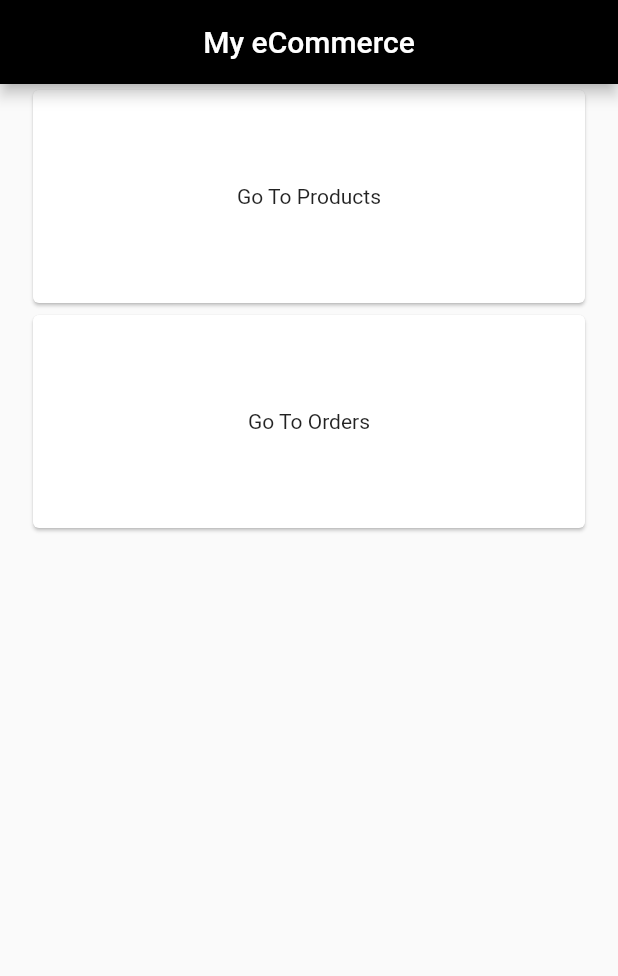
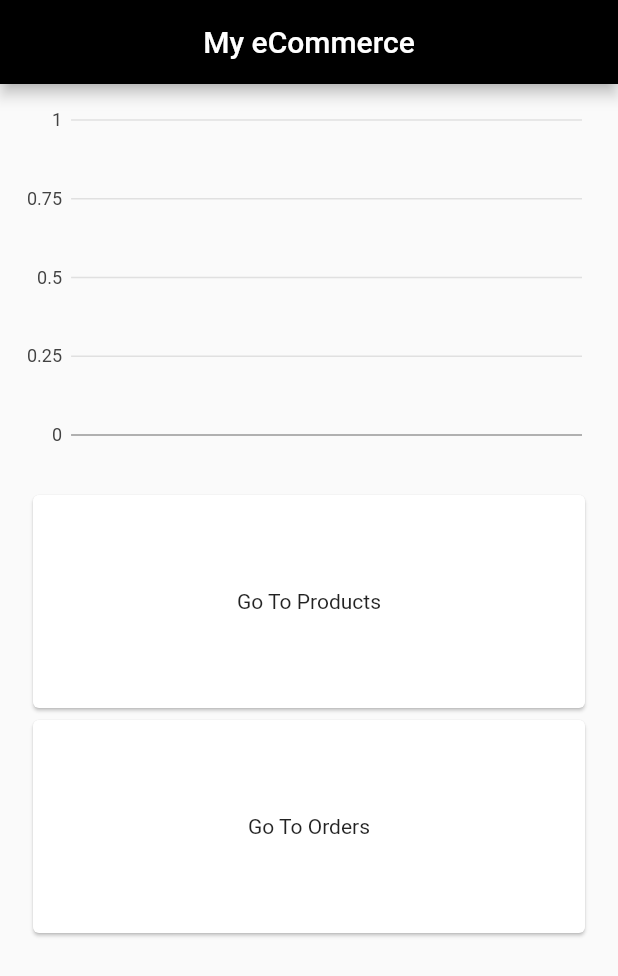
Before and after one commit to AdityaAde/eCommerce-AdminPanel, a Flutter app: the screen it shows after launch, on a phone screen of 412 x 824 dp. Shown: the top 976 px of the screen. Run offline on Flutter 3.47's test engine with Material 2 defaults, Android fonts, the phone set to English and light mode, and no system bars; our stand-ins replace charts_flutter, cloud_firestore, equatable, firebase_core, firebase_storage, get and 1 more; accounts and stored records are empty.

Commit message:
* add process data chart on 'Home Page'

```diff
--- /dev/null
+++ b/lib/controller/order_stats_controller.dart
@@ -0,0 +1,15 @@
+import 'package:backend_getx/models/order_stats_models.dart';
+import 'package:backend_getx/services/database_service.dart';
+import 'package:get/get.dart';
+
+class OrderStatsController extends GetxController {
+  final DatabaseService database = DatabaseService();
+
+  var stats = Future.value(<OrderStats>[]).obs;
+
+  @override
+  void onInit() {
+    stats.value = database.getOrderStats();
+    super.onInit();
+  }
+}
--- a/lib/main.dart
+++ b/lib/main.dart
@@ -21,7 +21,7 @@
     return GetMaterialApp(
       debugShowCheckedModeBanner: false,
       title: 'Flutter Demo',
-      home: const HomeScreen(),
+      home: HomeScreen(),
       getPages: [
         GetPage(name: '/products', page: () => ProductScreen()),
         GetPage(name: '/products/new', page: () => NewProductScreen()),
--- /dev/null
+++ b/lib/models/order_stats_models.dart
@@ -0,0 +1,105 @@
+import 'package:charts_flutter/flutter.dart' as charts;
+import 'package:cloud_firestore/cloud_firestore.dart';
+import 'package:flutter/material.dart';
+
+class OrderStats {
+  final DateTime dateTime;
+  final int index;
+  final int orders;
+  charts.Color? barColor;
+
+  OrderStats({
+    required this.dateTime,
+    required this.index,
+    required this.orders,
+    this.barColor,
+  }) {
+    barColor = charts.ColorUtil.fromDartColor(Colors.black);
+  }
+
+  factory OrderStats.fromSnapshot(DocumentSnapshot snap, int index) {
+    return OrderStats(
+      index: index,
+      dateTime: snap['dateTime'].toDate(),
+      orders: snap['orders'],
+    );
+  }
+
+  static final List<OrderStats> data = [
+    OrderStats(
+      dateTime: DateTime.now(),
+      index: 0,
+      orders: 10,
+    ),
+    OrderStats(
+      dateTime: DateTime.now(),
+      index: 1,
+      orders: 12,
+    ),
+    OrderStats(
+      dateTime: DateTime.now(),
+      index: 2,
+      orders: 15,
+    ),
+    OrderStats(
+      dateTime: DateTime.now(),
+      index: 3,
+      orders: 12,
+    ),
+    OrderStats(
+      dateTime: DateTime.now(),
+      index: 4,
+      orders: 9,
+    ),
+    OrderStats(
+      dateTime: DateTime.now(),
+      index: 5,
+      orders: 19,
+    ),
+    OrderStats(
+      dateTime: DateTime.now(),
+      index: 6,
+      orders: 16,
+    ),
+    OrderStats(
+      dateTime: DateTime.now(),
+      index: 7,
+      orders: 19,
+    ),
+    OrderStats(
+      dateTime: DateTime.now(),
+      index: 8,
+      orders: 21,
+    ),
+    OrderStats(
+      dateTime: DateTime.now(),
+      index: 9,
+      orders: 19,
+    ),
+    OrderStats(
+      dateTime: DateTime.now(),
+      index: 10,
+      orders: 27,
+    ),
+    OrderStats(
+      dateTime: DateTime.now(),
+      index: 11,
+      orders: 30,
+    ),
+    OrderStats(
+      dateTime: DateTime.now(),
+      index: 12,
+      orders: 19,
+    ),
+    OrderStats(
+      dateTime: DateTime.now(),
+      index: 13,
+      orders: 25,
+    ),
+    OrderStats(
+      dateTime: DateTime.now(),
+      index: 14,
+      orders: 29,
+    ),
+  ];
+}
--- a/lib/screen/home_screen.dart
+++ b/lib/screen/home_screen.dart
@@ -1,10 +1,18 @@
+// ignore_for_file: depend_on_referenced_packages
+
+import 'package:backend_getx/controller/order_stats_controller.dart';
+import 'package:charts_flutter/flutter.dart' as charts;
+import 'package:backend_getx/models/order_stats_models.dart';
 import 'package:backend_getx/screen/orders_screen.dart';
 import 'package:backend_getx/screen/product_screen.dart';
 import 'package:flutter/material.dart';
 import 'package:get/get.dart';
+import 'package:intl/intl.dart';
 
 class HomeScreen extends StatelessWidget {
-  const HomeScreen({Key? key}) : super(key: key);
+  HomeScreen({Key? key}) : super(key: key);
+
+  final OrderStatsController orderStatsController = Get.put(OrderStatsController());
 
   @override
   Widget build(BuildContext context) {
@@ -18,6 +26,30 @@
           child: Column(
         crossAxisAlignment: CrossAxisAlignment.center,
         children: [
+          /// Add Charts Here
+          FutureBuilder(
+            future: orderStatsController.stats.value,
+            builder: (context, AsyncSnapshot<List<OrderStats>> snapshot) {
+              if (snapshot.hasData) {
+                return Container(
+                  height: 250,
+                  padding: const EdgeInsets.all(10),
+                  child: CustomBarChart(
+                    orderStats: snapshot.data!,
+                  ),
+                );
+              } else if (snapshot.hasError) {
+                return Text("${snapshot.error}");
+              }
+              return const Center(
+                child: CircularProgressIndicator(
+                  color: Colors.black,
+                ),
+              );
+            },
+          ),
+
+          const SizedBox(height: 20),
           Container(
             width: double.infinity,
             height: 150,
@@ -49,3 +81,25 @@
     );
   }
 }
+
+class CustomBarChart extends StatelessWidget {
+  final List<OrderStats> orderStats;
+  const CustomBarChart({Key? key, required this.orderStats}) : super(key: key);
+
+  @override
+  Widget build(BuildContext context) {
+    List<charts.Series<OrderStats, String>> series = [
+      charts.Series(
+        id: 'orders',
+        data: orderStats,
+        domainFn: (series, _) => DateFormat.d().format(series.dateTime),
+        measureFn: (series, _) => series.orders,
+        colorFn: (series, _) => series.barColor!,
+      )
+    ];
+    return charts.BarChart(
+      series,
+      animate: true,
+    );
+  }
+}
--- a/lib/services/database_service.dart
+++ b/lib/services/database_service.dart
@@ -1,3 +1,4 @@
+import 'package:backend_getx/models/order_stats_models.dart';
 import 'package:cloud_firestore/cloud_firestore.dart';
 
 import '../models/order_model.dart';
@@ -5,6 +6,16 @@
 
 class DatabaseService {
   final FirebaseFirestore _firebaseFirestore = FirebaseFirestore.instance;
+
+  Future<List<OrderStats>> getOrderStats() {
+    return _firebaseFirestore.collection('order_stats').orderBy('dateTime').get().then(
+          (querySnapshot) => querySnapshot.docs
+              .asMap()
+              .entries
+              .map((entry) => OrderStats.fromSnapshot(entry.value, entry.key))
+              .toList(),
+        );
+  }
 
   Stream<List<Order>> getOrders() {
     return _firebaseFirestore.collection('orders').snapshots().map((snapshot) {
```
